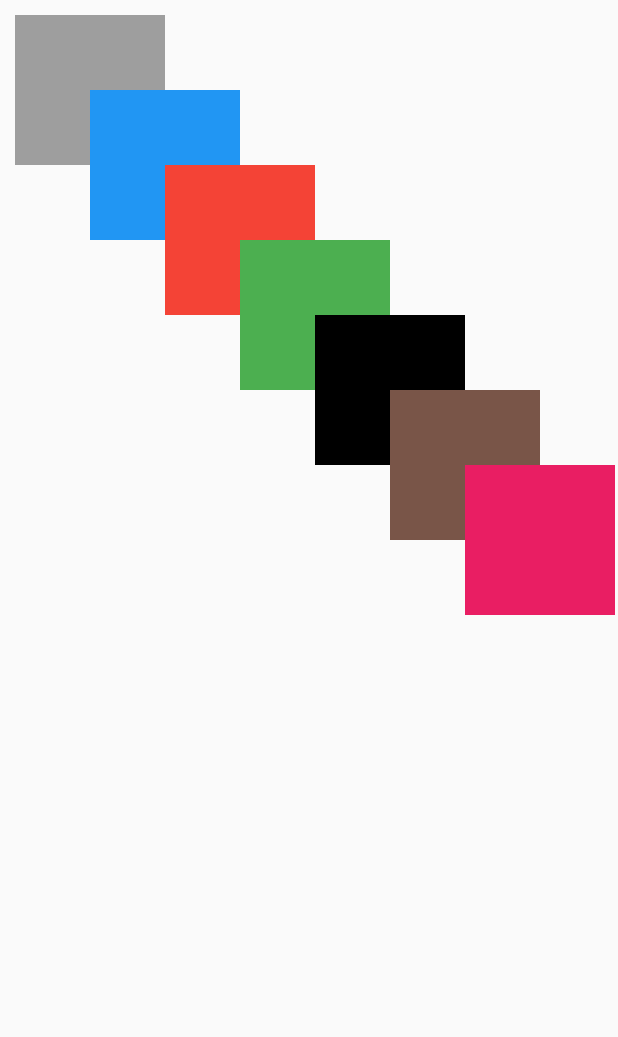
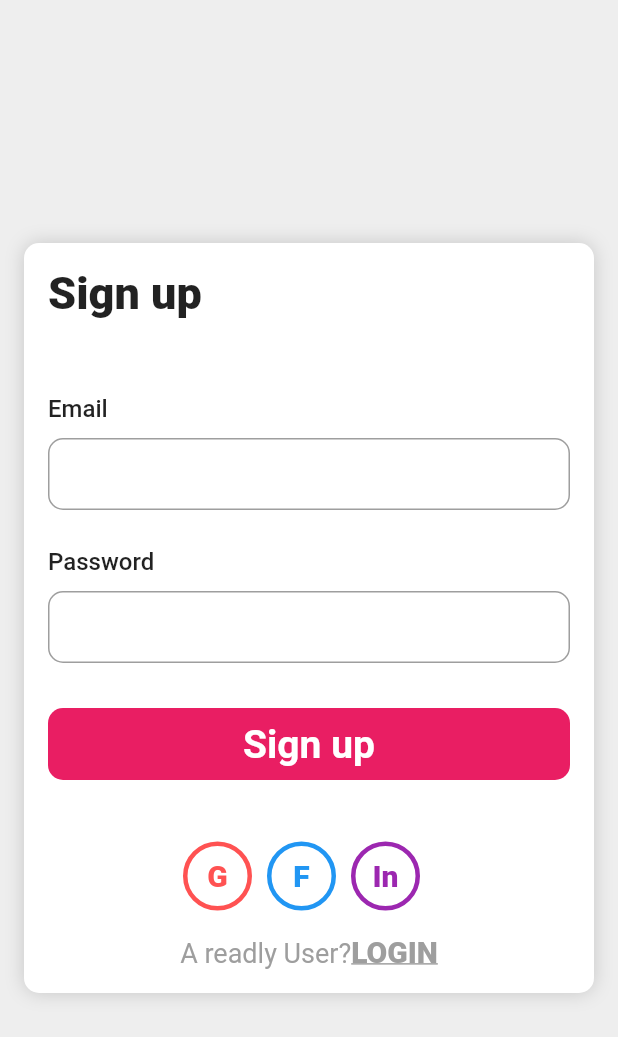
Before and after one commit to Virgonb1/my_project, a Flutter app: the screen it shows after launch, on a phone screen of 412 x 824 dp. Shown: the top 1037 px of the screen. Run offline on Flutter 3.47's test engine with Material 2 defaults, Android fonts, the light colour scheme and no system bars.

Commit message:
build messenger

```diff
--- a/lib/main.dart
+++ b/lib/main.dart
@@ -28,82 +28,150 @@ class MyHomePage extends StatefulWidget {
 }
 
 class _MyHomePageState extends State<MyHomePage> {
-  @override
-  Widget build(BuildContext context) {
-    return Scaffold(
-      body: SafeArea(
-        child: Stack(
+  Widget _buildInputItem(String label, String placeholder) {
+    return Column(
+      crossAxisAlignment: CrossAxisAlignment.start,
       children: [
-            // Divider(),
+        Text(
+          label,
+          style: TextStyle(fontSize: 16, fontWeight: FontWeight.w500),
+        ),
         Container(
-              // padding: EdgeInsets.all(20),
-              child: (Stack(
-                clipBehavior: Clip.none,
-                // alignment: AlignmentDirectional.topCenter,
-                children: [
-                  Column(
-                      // crossAxisAlignment: CrossAxisAlignment.end,
+          height: 48,
+          margin: EdgeInsets.only(top: 10),
+          child: TextField(
+            decoration: InputDecoration(
+              border: OutlineInputBorder(
+                borderRadius: BorderRadius.circular(10),
+                borderSide: BorderSide(color: Colors.grey),
               ),
-                  Positioned(
-                    left: 10,
-                    top: 10,
-                    child:
-                        Container(width: 100, height: 100, color: Colors.grey),
+              focusedBorder: OutlineInputBorder(
+                borderRadius: BorderRadius.circular(10),
+                borderSide: BorderSide(color: Colors.grey),
               ),
-                  Positioned(
-                    left: 60,
-                    top: 60,
-                    child:
-                        Container(width: 100, height: 100, color: Colors.blue),
             ),
-                  Positioned(
-                    left: 110,
-                    top: 110,
-                    child:
-                        Container(width: 100, height: 100, color: Colors.red),
           ),
-                  Positioned(
-                    left: 160,
-                    top: 160,
-                    child:
-                        Container(width: 100, height: 100, color: Colors.green),
-                  ),
-                  Positioned(
-                    left: 210,
-                    top: 210,
-                    child:
-                        Container(width: 100, height: 100, color: Colors.black),
-                  ),
-                  Positioned(
-                    left: 260,
-                    top: 260,
-                    child:
-                        Container(width: 100, height: 100, color: Colors.brown),
-                  ),
-                  Positioned(
-                    left: 310,
-                    top: 310,
-                    child:
-                        Container(width: 100, height: 100, color: Colors.pink),
-                  ),
-                  // Positioned(
-                  //   left: 160,
-                  //   top: 160,
-                  //   child:
-                  //       Container(width: 100, height: 100, color: Colors.purple),
-                  // ),
-                  // Positioned(
-                  //   left: 160,
-                  //   top: 160,
-                  //   child:
-                  //       Container(width: 100, height: 100, color: Colors.green),
-                  // ),
-                ],
-              )),
         )
       ],
+    );
+  }
+
+  Widget _buildButton(String label) {
+    return Container(
+      height: 48,
+      decoration: BoxDecoration(
+          color: Colors.pink, borderRadius: BorderRadius.circular(10)),
+      child: Center(
+        child: Text(
+          label,
+          style: TextStyle(
+              fontSize: 26, fontWeight: FontWeight.w700, color: Colors.white),
         ),
       ),
     );
   }
+
+//
+  Widget _buildCirleButton(String label, Color color) {
+    return Container(
+        height: 48,
+        width: 46,
+        decoration: BoxDecoration(
+            color: Colors.transparent,
+            border: Border.all(width: 3, color: color),
+            shape: BoxShape.circle),
+        child: Center(
+            child: Text(
+          label,
+          style: (TextStyle(
+              fontSize: 20, fontWeight: FontWeight.w900, color: color)),
+        )));
   }
+
+  Widget _buildAlreadyUser() {
+    return RichText(
+      text: TextSpan(
+          text: 'A readly User?',
+          style: TextStyle(
+              color: Colors.grey, fontSize: 18, fontWeight: FontWeight.w400),
+          children: [
+            TextSpan(
+              text: 'LOGIN',
+              style: TextStyle(
+                  decoration: TextDecoration.underline,
+                  fontSize: 20,
+                  fontWeight: FontWeight.w900),
+            )
+          ]),
+    );
+  }
+
+  Widget get _spacerWidth => SizedBox(width: 10);
+  @override
+  Widget build(BuildContext context) {
+    return Scaffold(
+        backgroundColor: Colors.grey[200],
+        body: SafeArea(
+            child: Center(
+          child: Container(
+            margin: EdgeInsets.symmetric(horizontal: 16),
+            padding: EdgeInsets.all(16),
+            decoration: BoxDecoration(
+              color: Colors.white,
+              borderRadius: BorderRadius.circular(10),
+              boxShadow: [
+                BoxShadow(
+                  color: Colors.grey.withOpacity(0.5),
+                  blurRadius: 10,
+                )
+              ],
+            ),
+            child: Column(
+                mainAxisSize: MainAxisSize.min,
+                crossAxisAlignment: CrossAxisAlignment.start,
+                children: [
+                  Text(
+                    'Sign up',
+                    style: TextStyle(fontSize: 30, fontWeight: FontWeight.w900),
+                  ),
+
+                  Padding(padding: const EdgeInsets.only(top: 25)),
+                  // build email , password.
+                  Padding(
+                    padding: const EdgeInsets.only(top: 25),
+                    child: _buildInputItem('Email', 'Enter your email'),
+                  ),
+                  Padding(
+                    padding: const EdgeInsets.only(top: 25),
+                    child: _buildInputItem('Password', 'Enter your Password'),
+                  ),
+                  // build sign up.
+                  Padding(
+                    padding: const EdgeInsets.only(top: 30),
+                    child: _buildButton('Sign up'),
+                  ),
+                  // build login (fb, gg, ing).
+                  Padding(
+                    padding: const EdgeInsets.only(top: 40),
+                    child: Row(
+                      mainAxisAlignment: MainAxisAlignment.center,
+                      children: [
+                        _buildCirleButton('G', Colors.redAccent),
+                        _spacerWidth,
+                        _buildCirleButton('F', Colors.blue),
+                        _spacerWidth,
+                        _buildCirleButton('In', Colors.purple),
+                        _spacerWidth,
+                      ],
+                    ),
+                  ),
+                  // build Login.
+                  Padding(
+                    padding: const EdgeInsets.only(top: 15),
+                    child: Center(child: _buildAlreadyUser()),
+                  ),
+                ]),
+          ),
+        )));
+  }
+}
```
Lines whose indentation alone changed are shown as unchanged.
